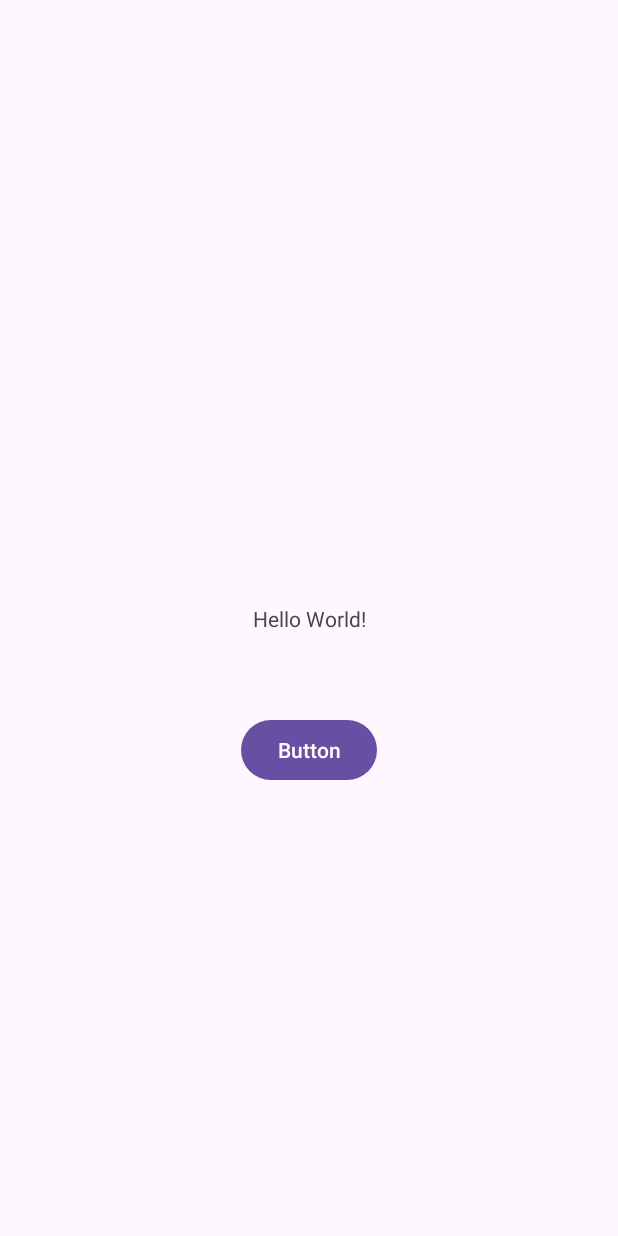
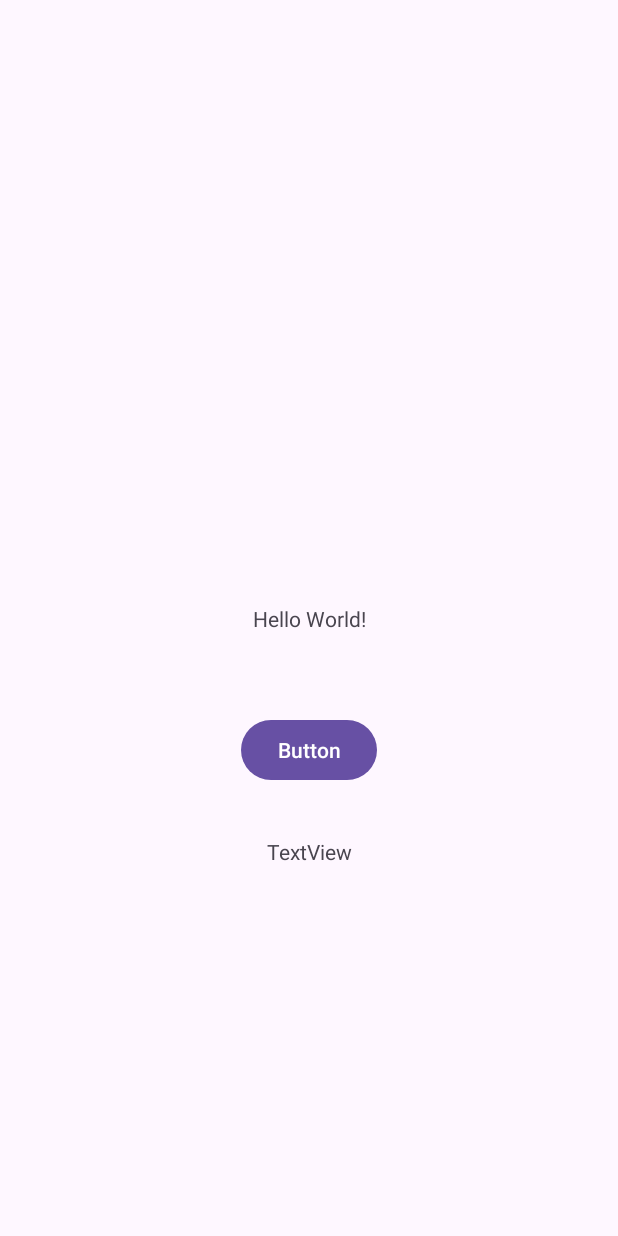
Before and after one commit to Guwanthi/TaskManagerApp1, an Android app: the screen it shows after launch (MainActivity), on a phone screen of 412 x 824 dp. Run offline under Robolectric (Android 15) with nearby library versions, the phone set to English and light mode, and no system bars.

Commit message:
Task Management App

```diff
--- a/app/src/main/res/layout/activity_main.xml
+++ b/app/src/main/res/layout/activity_main.xml
@@ -26,4 +26,14 @@
         app:layout_constraintStart_toStartOf="parent"
         app:layout_constraintTop_toBottomOf="@+id/textView" />
 
+    <TextView
+        android:id="@+id/textView2"
+        android:layout_width="wrap_content"
+        android:layout_height="wrap_content"
+        android:layout_marginTop="34dp"
+        android:text="TextView"
+        app:layout_constraintEnd_toEndOf="parent"
+        app:layout_constraintStart_toStartOf="parent"
+        app:layout_constraintTop_toBottomOf="@+id/button" />
+
 </androidx.constraintlayout.widget.ConstraintLayout>
```
